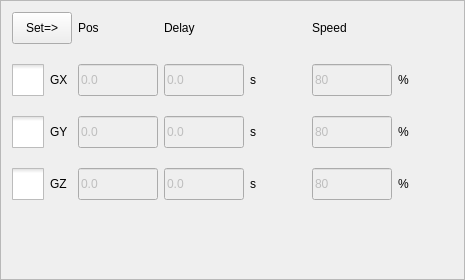
First picture: the form in hcinstruction/actionsettingframe.ui, repository GaussCheng/2-5AxisPunch, before the edit.
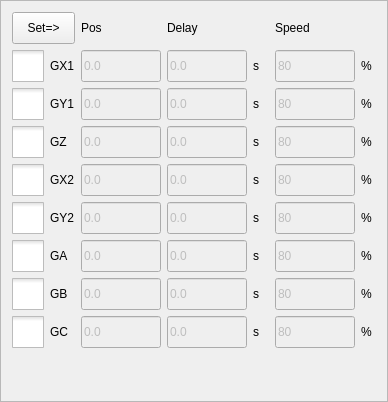
Second picture: the form after the edit. Icons and pictures are not drawn. Custom widgets are drawn as their Qt base class.

The edit to the form file:
```diff
--- a/hcinstruction/actionsettingframe.ui
+++ b/hcinstruction/actionsettingframe.ui
@@ -6,8 +6,8 @@
    <rect>
     <x>0</x>
     <y>0</y>
-    <width>465</width>
-    <height>280</height>
+    <width>388</width>
+    <height>402</height>
    </rect>
   </property>
   <property name="windowTitle">
@@ -21,7 +21,7 @@
   </property>
   <layout class="QGridLayout" name="gridLayout">
    <property name="verticalSpacing">
-    <number>20</number>
+    <number>6</number>
    </property>
    <item row="0" column="0">
     <widget class="QToolButton" name="inputButton">
@@ -251,7 +251,7 @@
      </property>
     </widget>
    </item>
-   <item row="4" column="1">
+   <item row="9" column="1">
     <spacer name="verticalSpacer">
      <property name="orientation">
       <enum>Qt::Vertical</enum>
@@ -296,7 +296,7 @@
 </string>
      </property>
      <property name="text">
-      <string>GY</string>
+      <string>GY1</string>
      </property>
      <property name="checkable">
       <bool>true</bool>
@@ -374,7 +374,7 @@
 </string>
      </property>
      <property name="text">
-      <string>GX</string>
+      <string>GX1</string>
      </property>
      <property name="checkable">
       <bool>true</bool>
@@ -445,6 +445,601 @@
      </property>
     </widget>
    </item>
+   <item row="4" column="0">
+    <widget class="QCheckBox" name="gPButton">
+     <property name="styleSheet">
+      <string notr="true">::indicator {
+     width: 32px;
+     height: 32px;
+ }
+
+::indicator:unchecked 
+{
+     image: url(:/resource/check_unchecked.png);
+ }
+::indicator:checked 
+{
+     image: url(:/resource/check_checked.png);
+ }
+
+QRadioButton::indicator:checked:disabled
+{
+ image: url(:/resource/check_checked_disable.png);
+}
+
+QRadioButton::indicator:unchecked:disabled
+{
+ image: url(:/resource/check_unchecked_disable.png);
+}
+
+
+
+</string>
+     </property>
+     <property name="text">
+      <string>GX2</string>
+     </property>
+     <property name="checkable">
+      <bool>true</bool>
+     </property>
+    </widget>
+   </item>
+   <item row="4" column="1">
+    <widget class="ICLineEditWithVirtualNumericKeypad" name="x2PosLineEdit">
+     <property name="enabled">
+      <bool>false</bool>
+     </property>
+     <property name="minimumSize">
+      <size>
+       <width>80</width>
+       <height>0</height>
+      </size>
+     </property>
+     <property name="maximumSize">
+      <size>
+       <width>80</width>
+       <height>32</height>
+      </size>
+     </property>
+     <property name="text">
+      <string>0.0</string>
+     </property>
+    </widget>
+   </item>
+   <item row="4" column="2">
+    <widget class="ICLineEditWithVirtualNumericKeypad" name="x2DelayLineEdit">
+     <property name="enabled">
+      <bool>false</bool>
+     </property>
+     <property name="minimumSize">
+      <size>
+       <width>80</width>
+       <height>0</height>
+      </size>
+     </property>
+     <property name="maximumSize">
+      <size>
+       <width>80</width>
+       <height>32</height>
+      </size>
+     </property>
+     <property name="text">
+      <string>0.0</string>
+     </property>
+    </widget>
+   </item>
+   <item row="4" column="4">
+    <widget class="ICLineEditWithVirtualNumericKeypad" name="x2SpeedLineEdit">
+     <property name="enabled">
+      <bool>false</bool>
+     </property>
+     <property name="minimumSize">
+      <size>
+       <width>80</width>
+       <height>0</height>
+      </size>
+     </property>
+     <property name="maximumSize">
+      <size>
+       <width>80</width>
+       <height>32</height>
+      </size>
+     </property>
+     <property name="text">
+      <string>80</string>
+     </property>
+    </widget>
+   </item>
+   <item row="4" column="3">
+    <widget class="QLabel" name="label_10">
+     <property name="text">
+      <string>s</string>
+     </property>
+    </widget>
+   </item>
+   <item row="4" column="5">
+    <widget class="QLabel" name="label_11">
+     <property name="text">
+      <string>%</string>
+     </property>
+    </widget>
+   </item>
+   <item row="5" column="0">
+    <widget class="QCheckBox" name="gQButton">
+     <property name="styleSheet">
+      <string notr="true">::indicator {
+     width: 32px;
+     height: 32px;
+ }
+
+::indicator:unchecked 
+{
+     image: url(:/resource/check_unchecked.png);
+ }
+::indicator:checked 
+{
+     image: url(:/resource/check_checked.png);
+ }
+
+QRadioButton::indicator:checked:disabled
+{
+ image: url(:/resource/check_checked_disable.png);
+}
+
+QRadioButton::indicator:unchecked:disabled
+{
+ image: url(:/resource/check_unchecked_disable.png);
+}
+
+
+
+</string>
+     </property>
+     <property name="text">
+      <string>GY2</string>
+     </property>
+     <property name="checkable">
+      <bool>true</bool>
+     </property>
+    </widget>
+   </item>
+   <item row="5" column="1">
+    <widget class="ICLineEditWithVirtualNumericKeypad" name="y2PosLineEdit">
+     <property name="enabled">
+      <bool>false</bool>
+     </property>
+     <property name="minimumSize">
+      <size>
+       <width>80</width>
+       <height>0</height>
+      </size>
+     </property>
+     <property name="maximumSize">
+      <size>
+       <width>80</width>
+       <height>32</height>
+      </size>
+     </property>
+     <property name="text">
+      <string>0.0</string>
+     </property>
+    </widget>
+   </item>
+   <item row="5" column="2">
+    <widget class="ICLineEditWithVirtualNumericKeypad" name="y2DelayLineEdit">
+     <property name="enabled">
+      <bool>false</bool>
+     </property>
+     <property name="minimumSize">
+      <size>
+       <width>80</width>
+       <height>0</height>
+      </size>
+     </property>
+     <property name="maximumSize">
+      <size>
+       <width>80</width>
+       <height>32</height>
+      </size>
+     </property>
+     <property name="text">
+      <string>0.0</string>
+     </property>
+    </widget>
+   </item>
+   <item row="5" column="3">
+    <widget class="QLabel" name="label_12">
+     <property name="text">
+      <string>s</string>
+     </property>
+    </widget>
+   </item>
+   <item row="5" column="4">
+    <widget class="ICLineEditWithVirtualNumericKeypad" name="y2SpeedLineEdit">
+     <property name="enabled">
+      <bool>false</bool>
+     </property>
+     <property name="minimumSize">
+      <size>
+       <width>80</width>
+       <height>0</height>
+      </size>
+     </property>
+     <property name="maximumSize">
+      <size>
+       <width>80</width>
+       <height>32</height>
+      </size>
+     </property>
+     <property name="text">
+      <string>80</string>
+     </property>
+    </widget>
+   </item>
+   <item row="5" column="5">
+    <widget class="QLabel" name="label_13">
+     <property name="text">
+      <string>%</string>
+     </property>
+    </widget>
+   </item>
+   <item row="6" column="0">
+    <widget class="QCheckBox" name="gAButton">
+     <property name="styleSheet">
+      <string notr="true">::indicator {
+     width: 32px;
+     height: 32px;
+ }
+
+::indicator:unchecked 
+{
+     image: url(:/resource/check_unchecked.png);
+ }
+::indicator:checked 
+{
+     image: url(:/resource/check_checked.png);
+ }
+
+QRadioButton::indicator:checked:disabled
+{
+ image: url(:/resource/check_checked_disable.png);
+}
+
+QRadioButton::indicator:unchecked:disabled
+{
+ image: url(:/resource/check_unchecked_disable.png);
+}
+
+
+
+</string>
+     </property>
+     <property name="text">
+      <string>GA</string>
+     </property>
+     <property name="checkable">
+      <bool>true</bool>
+     </property>
+    </widget>
+   </item>
+   <item row="7" column="0">
+    <widget class="QCheckBox" name="gBButton">
+     <property name="styleSheet">
+      <string notr="true">::indicator {
+     width: 32px;
+     height: 32px;
+ }
+
+::indicator:unchecked 
+{
+     image: url(:/resource/check_unchecked.png);
+ }
+::indicator:checked 
+{
+     image: url(:/resource/check_checked.png);
+ }
+
+QRadioButton::indicator:checked:disabled
+{
+ image: url(:/resource/check_checked_disable.png);
+}
+
+QRadioButton::indicator:unchecked:disabled
+{
+ image: url(:/resource/check_unchecked_disable.png);
+}
+
+
+
+</string>
+     </property>
+     <property name="text">
+      <string>GB</string>
+     </property>
+     <property name="checkable">
+      <bool>true</bool>
+     </property>
+    </widget>
+   </item>
+   <item row="8" column="0">
+    <widget class="QCheckBox" name="gCButton">
+     <property name="styleSheet">
+      <string notr="true">::indicator {
+     width: 32px;
+     height: 32px;
+ }
+
+::indicator:unchecked 
+{
+     image: url(:/resource/check_unchecked.png);
+ }
+::indicator:checked 
+{
+     image: url(:/resource/check_checked.png);
+ }
+
+QRadioButton::indicator:checked:disabled
+{
+ image: url(:/resource/check_checked_disable.png);
+}
+
+QRadioButton::indicator:unchecked:disabled
+{
+ image: url(:/resource/check_unchecked_disable.png);
+}
+
+
+
+</string>
+     </property>
+     <property name="text">
+      <string>GC</string>
+     </property>
+     <property name="checkable">
+      <bool>true</bool>
+     </property>
+    </widget>
+   </item>
+   <item row="6" column="1">
+    <widget class="ICLineEditWithVirtualNumericKeypad" name="aPosLineEdit">
+     <property name="enabled">
+      <bool>false</bool>
+     </property>
+     <property name="minimumSize">
+      <size>
+       <width>80</width>
+       <height>0</height>
+      </size>
+     </property>
+     <property name="maximumSize">
+      <size>
+       <width>80</width>
+       <height>32</height>
+      </size>
+     </property>
+     <property name="text">
+      <string>0.0</string>
+     </property>
+    </widget>
+   </item>
+   <item row="7" column="1">
+    <widget class="ICLineEditWithVirtualNumericKeypad" name="bPosLineEdit">
+     <property name="enabled">
+      <bool>false</bool>
+     </property>
+     <property name="minimumSize">
+      <size>
+       <width>80</width>
+       <height>0</height>
+      </size>
+     </property>
+     <property name="maximumSize">
+      <size>
+       <width>80</width>
+       <height>32</height>
+      </size>
+     </property>
+     <property name="text">
+      <string>0.0</string>
+     </property>
+    </widget>
+   </item>
+   <item row="8" column="1">
+    <widget class="ICLineEditWithVirtualNumericKeypad" name="cPosLineEdit">
+     <property name="enabled">
+      <bool>false</bool>
+     </property>
+     <property name="minimumSize">
+      <size>
+       <width>80</width>
+       <height>0</height>
+      </size>
+     </property>
+     <property name="maximumSize">
+      <size>
+       <width>80</width>
+       <height>32</height>
+      </size>
+     </property>
+     <property name="text">
+      <string>0.0</string>
+     </property>
+    </widget>
+   </item>
+   <item row="6" column="2">
+    <widget class="ICLineEditWithVirtualNumericKeypad" name="aDelayLineEdit">
+     <property name="enabled">
+      <bool>false</bool>
+     </property>
+     <property name="minimumSize">
+      <size>
+       <width>80</width>
+       <height>0</height>
+      </size>
+     </property>
+     <property name="maximumSize">
+      <size>
+       <width>80</width>
+       <height>32</height>
+      </size>
+     </property>
+     <property name="text">
+      <string>0.0</string>
+     </property>
+    </widget>
+   </item>
+   <item row="7" column="2">
+    <widget class="ICLineEditWithVirtualNumericKeypad" name="bDelayLineEdit">
+     <property name="enabled">
+      <bool>false</bool>
+     </property>
+     <property name="minimumSize">
+      <size>
+       <width>80</width>
+       <height>0</height>
+      </size>
+     </property>
+     <property name="maximumSize">
+      <size>
+       <width>80</width>
+       <height>32</height>
+      </size>
+     </property>
+     <property name="text">
+      <string>0.0</string>
+     </property>
+    </widget>
+   </item>
+   <item row="8" column="2">
+    <widget class="ICLineEditWithVirtualNumericKeypad" name="cDelayLineEdit">
+     <property name="enabled">
+      <bool>false</bool>
+     </property>
+     <property name="minimumSize">
+      <size>
+       <width>80</width>
+       <height>0</height>
+      </size>
+     </property>
+     <property name="maximumSize">
+      <size>
+       <width>80</width>
+       <height>32</height>
+      </size>
+     </property>
+     <property name="text">
+      <string>0.0</string>
+     </property>
+    </widget>
+   </item>
+   <item row="6" column="3">
+    <widget class="QLabel" name="label_14">
+     <property name="text">
+      <string>s</string>
+     </property>
+    </widget>
+   </item>
+   <item row="7" column="3">
+    <widget class="QLabel" name="label_15">
+     <property name="text">
+      <string>s</string>
+     </property>
+    </widget>
+   </item>
+   <item row="8" column="3">
+    <widget class="QLabel" name="label_16">
+     <property name="text">
+      <string>s</string>
+     </property>
+    </widget>
+   </item>
+   <item row="6" column="4">
+    <widget class="ICLineEditWithVirtualNumericKeypad" name="aSpeedLineEdit">
+     <property name="enabled">
+      <bool>false</bool>
+     </property>
+     <property name="minimumSize">
+      <size>
+       <width>80</width>
+       <height>0</height>
+      </size>
+     </property>
+     <property name="maximumSize">
+      <size>
+       <width>80</width>
+       <height>32</height>
+      </size>
+     </property>
+     <property name="text">
+      <string>80</string>
+     </property>
+    </widget>
+   </item>
+   <item row="7" column="4">
+    <widget class="ICLineEditWithVirtualNumericKeypad" name="bSpeedLineEdit">
+     <property name="enabled">
+      <bool>false</bool>
+     </property>
+     <property name="minimumSize">
+      <size>
+       <width>80</width>
+       <height>0</height>
+      </size>
+     </property>
+     <property name="maximumSize">
+      <size>
+       <width>80</width>
+       <height>32</height>
+      </size>
+     </property>
+     <property name="text">
+      <string>80</string>
+     </property>
+    </widget>
+   </item>
+   <item row="8" column="4">
+    <widget class="ICLineEditWithVirtualNumericKeypad" name="cSpeedLineEdit">
+     <property name="enabled">
+      <bool>false</bool>
+     </property>
+     <property name="minimumSize">
+      <size>
+       <width>80</width>
+       <height>0</height>
+      </size>
+     </property>
+     <property name="maximumSize">
+      <size>
+       <width>80</width>
+       <height>32</height>
+      </size>
+     </property>
+     <property name="text">
+      <string>80</string>
+     </property>
+    </widget>
+   </item>
+   <item row="6" column="5">
+    <widget class="QLabel" name="label_17">
+     <property name="text">
+      <string>%</string>
+     </property>
+    </widget>
+   </item>
+   <item row="7" column="5">
+    <widget class="QLabel" name="label_18">
+     <property name="text">
+      <string>%</string>
+     </property>
+    </widget>
+   </item>
+   <item row="8" column="5">
+    <widget class="QLabel" name="label_19">
+     <property name="text">
+      <string>%</string>
+     </property>
+    </widget>
+   </item>
   </layout>
  </widget>
  <customwidgets>
```
